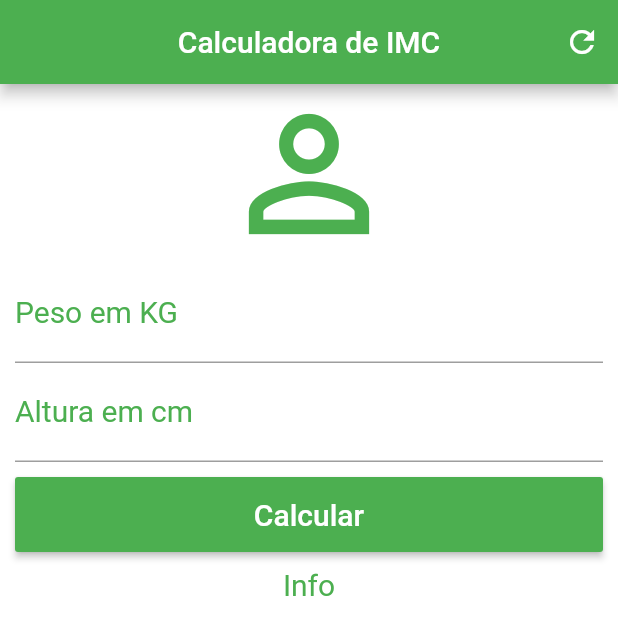
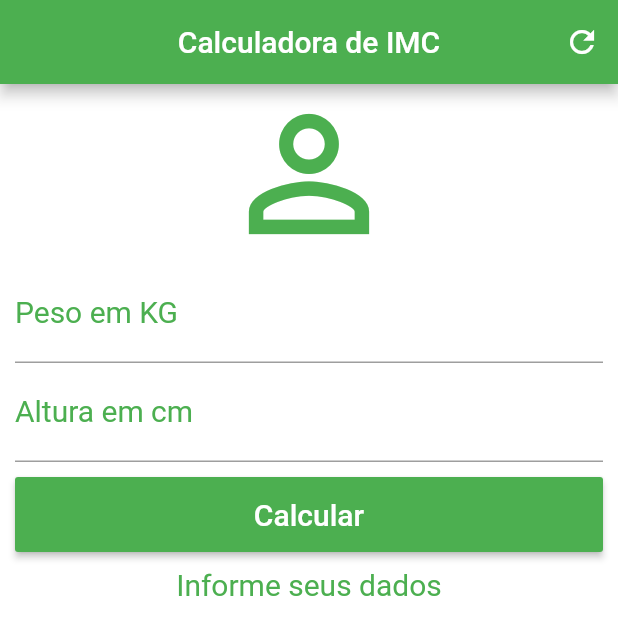
Before and after one commit to tresende/flutter_bmi_calculator, a Flutter app: the screen it shows after launch, after a tap on "Calcular", on a phone screen of 412 x 824 dp. Shown: the top 635 px of the screen. Run offline on Flutter 3.47's test engine with Material 2 defaults, Android fonts, the phone set to English and light mode, and no system bars.

Commit message:
criando o calculo

```diff
--- a/lib/main.dart
+++ b/lib/main.dart
@@ -12,6 +12,37 @@ class Home extends StatefulWidget {
 }
 
 class _HomeState extends State<Home> {
+  TextEditingController weightController = TextEditingController();
+  TextEditingController heightController = TextEditingController();
+  String _infoText = "Informe seus dados";
+
+  void _resetField() {
+    weightController.text = "";
+    heightController.text = "";
+    _infoText = "Informe seus dados";
+  }
+
+  void _calculate() {
+ setState(() {
+      double weight = double.parse(weightController.text);
+      double height = double.parse(heightController.text) / 100;
+      double imc = weight / (height * height);
+      if(imc < 18.6){
+        _infoText = "Abaixo do Peso (${imc.toStringAsPrecision(4)})";
+      } else if(imc >= 18.6 && imc < 24.9){
+        _infoText = "Peso Ideal (${imc.toStringAsPrecision(4)})";
+      } else if(imc >= 24.9 && imc < 29.9){
+        _infoText = "Levemente Acima do Peso (${imc.toStringAsPrecision(4)})";
+      } else if(imc >= 29.9 && imc < 34.9){
+        _infoText = "Obesidade Grau I (${imc.toStringAsPrecision(4)})";
+      } else if(imc >= 34.9 && imc < 39.9){
+        _infoText = "Obesidade Grau II (${imc.toStringAsPrecision(4)})";
+      } else if(imc >= 40){
+        _infoText = "Obesidade Grau III (${imc.toStringAsPrecision(4)})";
+      }
+    });
+  }
+
   @override
   Widget build(BuildContext context) {
     return Scaffold(
@@ -23,7 +54,7 @@ class _HomeState extends State<Home> {
         actions: <Widget>[
           IconButton(
             icon: Icon(Icons.refresh),
-            onPressed: () {},
+            onPressed: _resetField,
           )
         ],
       ),
@@ -38,6 +69,7 @@ class _HomeState extends State<Home> {
                 color: Colors.green,
               ),
               TextField(
+                controller: weightController,
                 style: TextStyle(color: Colors.green, fontSize: 20),
                 textAlign: TextAlign.center,
                 keyboardType: TextInputType.number,
@@ -46,6 +78,7 @@ class _HomeState extends State<Home> {
                     labelStyle: TextStyle(color: Colors.green)),
               ),
               TextField(
+                controller: heightController,
                 style: TextStyle(color: Colors.green, fontSize: 20),
                 textAlign: TextAlign.center,
                 keyboardType: TextInputType.number,
@@ -58,7 +91,7 @@ class _HomeState extends State<Home> {
                     height: 50,
                     child: (RaisedButton(
                         color: Colors.green,
-                        onPressed: () {},
+                        onPressed: _calculate,
                         child: Text(
                           "Calcular",
                           style: TextStyle(color: Colors.white, fontSize: 20),
@@ -66,7 +99,7 @@ class _HomeState extends State<Home> {
                 padding: EdgeInsets.only(top: 10, bottom: 10),
               ),
               Text(
-                "Info",
+                _infoText,
                 textAlign: TextAlign.center,
                 style: TextStyle(color: Colors.green, fontSize: 20),
               )
```
